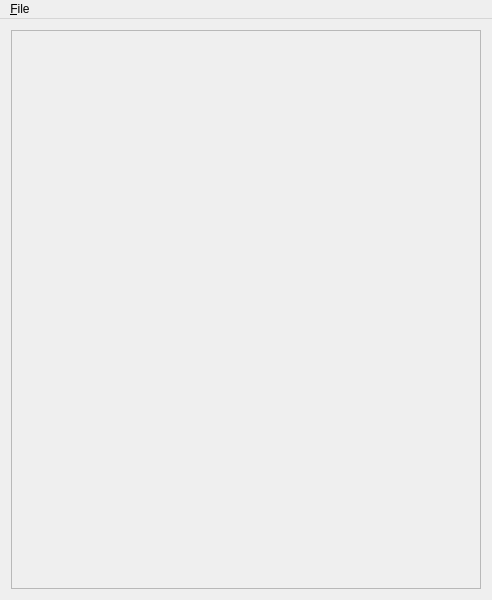
Before: the Qt Designer form stx_editor/mainwindow.ui in CaptainSwag101/DRV3-Tools, drawn with Qt 5.
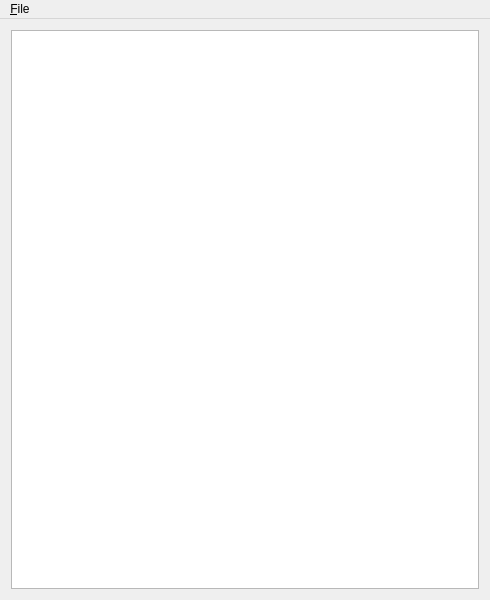
After: the same form once the commit is applied.

Commit message: (WIP) More work on wrd_editor Also start redesigning stx_editor's UI

What changed in the file:
```diff
--- a/stx_editor/mainwindow.ui
+++ b/stx_editor/mainwindow.ui
@@ -16,44 +16,28 @@
   <widget class="QWidget" name="centralWidget">
    <layout class="QVBoxLayout" name="verticalLayout">
     <item>
-     <widget class="QScrollArea" name="scrollArea">
-      <property name="sizePolicy">
-       <sizepolicy hsizetype="Preferred" vsizetype="Expanding">
-        <horstretch>0</horstretch>
-        <verstretch>0</verstretch>
-       </sizepolicy>
+     <widget class="QListWidget" name="listWidget">
+      <property name="cursor" stdset="0">
+       <cursorShape>IBeamCursor</cursorShape>
       </property>
-      <property name="minimumSize">
-       <size>
-        <width>470</width>
-        <height>279</height>
-       </size>
+      <property name="inputMethodHints">
+       <set>Qt::ImhMultiLine</set>
       </property>
-      <property name="horizontalScrollBarPolicy">
-       <enum>Qt::ScrollBarAlwaysOff</enum>
+      <property name="frameShape">
+       <enum>QFrame::StyledPanel</enum>
       </property>
-      <property name="sizeAdjustPolicy">
-       <enum>QAbstractScrollArea::AdjustToContents</enum>
+      <property name="frameShadow">
+       <enum>QFrame::Sunken</enum>
       </property>
-      <property name="widgetResizable">
-       <bool>true</bool>
+      <property name="midLineWidth">
+       <number>1</number>
       </property>
-      <widget class="QWidget" name="scrollAreaWidgetContents">
-       <property name="geometry">
-        <rect>
-         <x>0</x>
-         <y>0</y>
-         <width>470</width>
-         <height>560</height>
-        </rect>
-       </property>
-       <property name="sizePolicy">
-        <sizepolicy hsizetype="Preferred" vsizetype="Preferred">
-         <horstretch>0</horstretch>
-         <verstretch>0</verstretch>
-        </sizepolicy>
-       </property>
-      </widget>
+      <property name="editTriggers">
+       <set>QAbstractItemView::CurrentChanged|QAbstractItemView::DoubleClicked|QAbstractItemView::EditKeyPressed|QAbstractItemView::SelectedClicked</set>
+      </property>
+      <property name="selectionMode">
+       <enum>QAbstractItemView::NoSelection</enum>
+      </property>
      </widget>
     </item>
    </layout>
@@ -64,7 +48,7 @@
      <x>0</x>
      <y>0</y>
      <width>490</width>
-     <height>20</height>
+     <height>22</height>
     </rect>
    </property>
    <widget class="QMenu" name="menuFile">
```
The commit also changes 6 other files.
